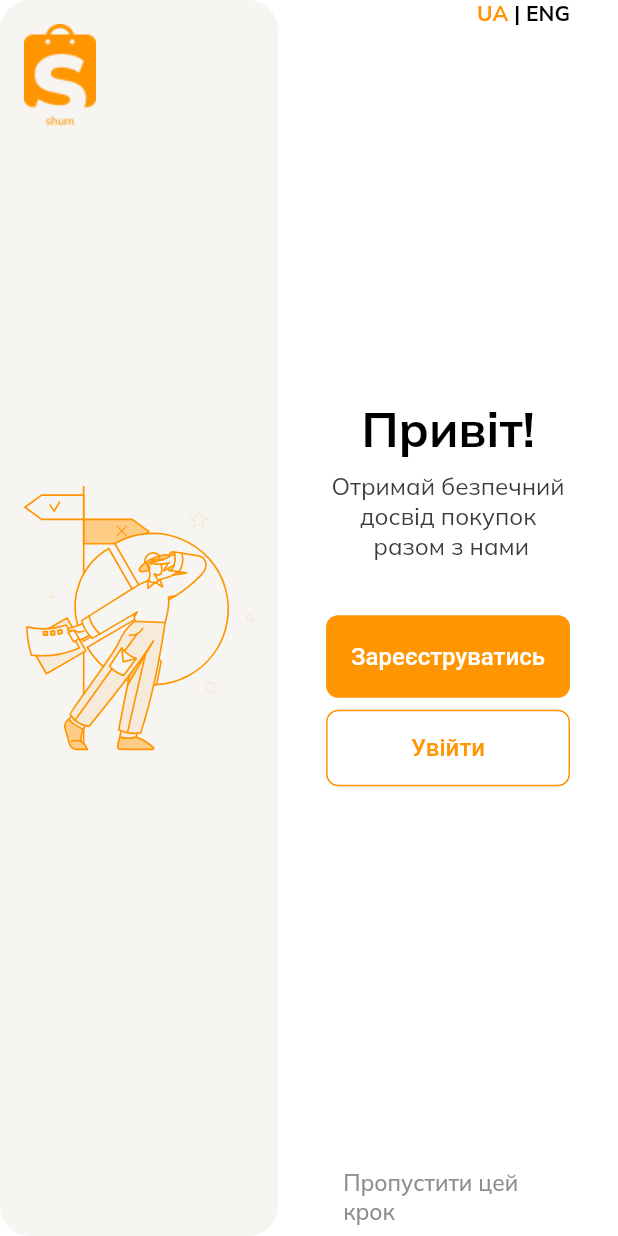
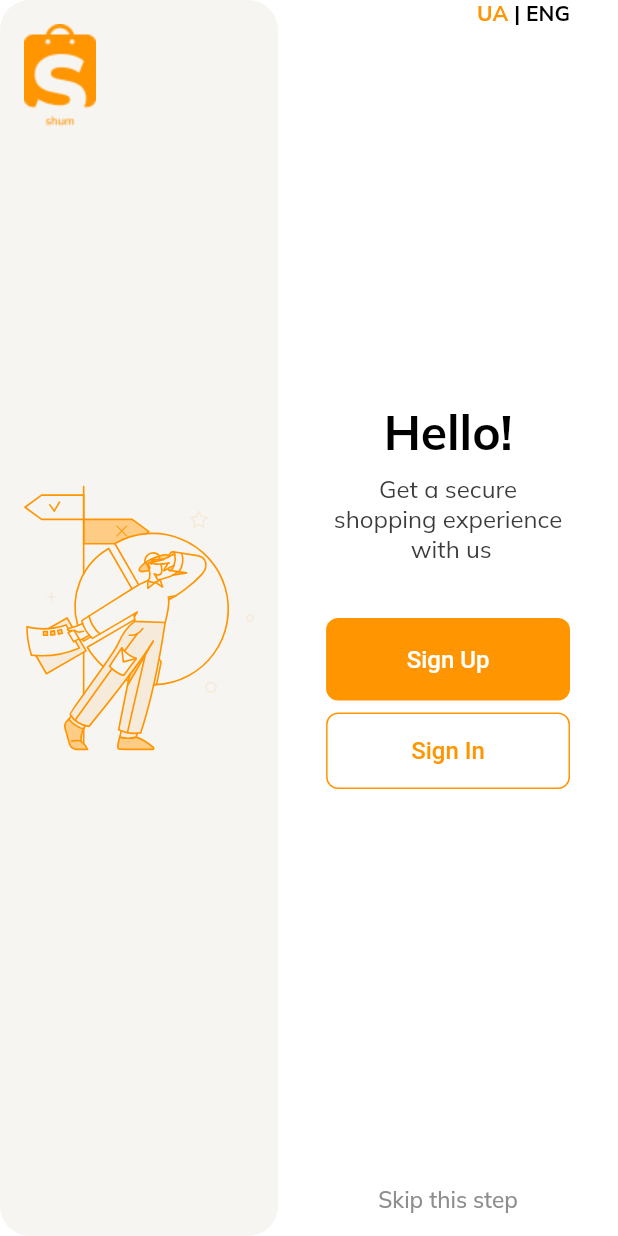
Before and after one commit to alexsukhrin/marketplace-ui, a Flutter app: the Desktop screen opened directly, after a tap on "ENG", on a phone screen of 412 x 824 dp. Run offline on Flutter 3.47's test engine with Material 3 defaults, Android fonts, the light colour scheme and no system bars; our stand-ins replace dropdown_button2, file_picker, flutter_riverpod, flutter_secure_storage, flutter_svg, google_fonts and 1 more; accounts and stored records are empty; network calls fail; project files that could hold a hidden picture were left out.

Commit message:
feat: add working language switching for main UI
✅ Welcome Screen - WORKING:
- Welcome title/subtitle now switches UK/EN
- Action buttons (Sign Up, Sign In) localized
- Skip step text changes with language

✅ Main AppBar - WORKING:
- Sign In button changes language
- Download App button localized

✅ Language System:
- Extended AppLocalizations with registration fields
- Added proper provider integration to widgets
- ConsumerWidget pattern implemented

🔄 Currently shows language switching on:
- Welcome screen buttons
- AppBar authentication buttons
- All text updates in real-time

Next: Continue with registration form localization

```diff
--- a/lib/src/localization/app_localizations.dart
+++ b/lib/src/localization/app_localizations.dart
@@ -71,6 +71,20 @@ class AppLocalizations {
       _localizedValues[locale.languageCode]!['welcome_subtitle']!;
   String get getStarted =>
       _localizedValues[locale.languageCode]!['get_started']!;
+  String get skipStep =>
+      _localizedValues[locale.languageCode]!['skip_step']!;
+  String get downloadApp =>
+      _localizedValues[locale.languageCode]!['download_app']!;
+
+  // === РЕЄСТРАЦІЯ ===
+  String get yourName => _localizedValues[locale.languageCode]!['your_name']!;
+  String get yourSurname => _localizedValues[locale.languageCode]!['your_surname']!;
+  String get yourEmail => _localizedValues[locale.languageCode]!['your_email']!;
+  String get enterName => _localizedValues[locale.languageCode]!['enter_name']!;
+  String get enterSurname => _localizedValues[locale.languageCode]!['enter_surname']!;
+  String get enterEmail => _localizedValues[locale.languageCode]!['enter_email']!;
+  String get enterPassword => _localizedValues[locale.languageCode]!['enter_password']!;
+  String get enterPasswordAgain => _localizedValues[locale.languageCode]!['enter_password_again']!;
 
   /// Словник перекладів
   static const Map<String, Map<String, String>> _localizedValues = {
@@ -113,9 +127,21 @@ class AppLocalizations {
       'profile': 'Профіль',
 
       // Вітальний екран
-      'welcome_title': 'Ласкаво просимо до SHUM',
-      'welcome_subtitle': 'Ваш новий маркетплейс',
+      'welcome_title': 'Привіт!',
+      'welcome_subtitle': 'Отримай безпечний досвід покупок\n разом з нами',
       'get_started': 'Почати',
+      'skip_step': 'Пропустити цей крок',
+      'download_app': 'Завантажити застосунок',
+
+      // Реєстрація
+      'your_name': 'Ваше ім\'я',
+      'your_surname': 'Ваше прізвище',
+      'your_email': 'Ваша пошта',
+      'enter_name': 'Введіть ім\'я',
+      'enter_surname': 'Введіть прізвище',
+      'enter_email': 'Введіть пошту',
+      'enter_password': 'Введіть пароль',
+      'enter_password_again': 'Введіть пароль повторно',
     },
     'en': {
       // General
@@ -156,9 +182,21 @@ class AppLocalizations {
       'profile': 'Profile',
 
       // Welcome screen
-      'welcome_title': 'Welcome to SHUM',
-      'welcome_subtitle': 'Your new marketplace',
+      'welcome_title': 'Hello!',
+      'welcome_subtitle': 'Get a secure shopping experience\n with us',
       'get_started': 'Get Started',
+      'skip_step': 'Skip this step',
+      'download_app': 'Download App',
+
+      // Registration
+      'your_name': 'Your Name',
+      'your_surname': 'Your Surname',
+      'your_email': 'Your Email',
+      'enter_name': 'Enter name',
+      'enter_surname': 'Enter surname',
+      'enter_email': 'Enter email',
+      'enter_password': 'Enter password',
+      'enter_password_again': 'Enter password again',
     },
   };
 }
--- a/lib/src/ui/screens/registration/registration_page.dart
+++ b/lib/src/ui/screens/registration/registration_page.dart
@@ -2,6 +2,8 @@ import 'package:flutter/material.dart';
 import 'package:flutter_application_1/constants/colors.dart';
 import 'package:flutter_application_1/src/ui/screens/login/login_page.dart';
 import 'package:flutter_application_1/src/ui/widgets/shared_widgets/language_selector.dart';
+import 'package:flutter_riverpod/flutter_riverpod.dart';
+import '../../../localization/app_localizations.dart';
 
 import '../../../exceptions/email_already_registered_exception.dart';
 import '../../../services/auth_service.dart';
@@ -11,14 +13,14 @@ import '../../widgets/auth_widgets/auth_field.dart';
 import '../../../utils/validators.dart';
 import '../../widgets/loading_dialog.dart';
 
-class RegistrationPage extends StatefulWidget {
+class RegistrationPage extends ConsumerStatefulWidget {
   const RegistrationPage({super.key});
 
   @override
   RegistrationPageState createState() => RegistrationPageState();
 }
 
-class RegistrationPageState extends State<RegistrationPage> {
+class RegistrationPageState extends ConsumerState<RegistrationPage> {
   String? _emailError;
   final _formKey = GlobalKey<FormState>();
 
@@ -122,6 +124,7 @@ class RegistrationPageState extends State<RegistrationPage> {
 
   @override
   Widget build(BuildContext context) {
+    final l10n = AppLocalizations.of(context);
     return Scaffold(
       body: Center(
         child: ConstrainedBox(
--- a/lib/src/ui/screens/welcome_page_screens/welcome_screen.dart
+++ b/lib/src/ui/screens/welcome_page_screens/welcome_screen.dart
@@ -9,11 +9,11 @@ import '../../../localization/app_localizations.dart';
 import '../../widgets/responsive/responsive_design.dart';
 import '../../widgets/welcome_page_widgets/left_section.dart';
 
-class WelcomeScreen extends StatelessWidget {
+class WelcomeScreen extends ConsumerWidget {
   const WelcomeScreen({super.key});
 
   @override
-  Widget build(BuildContext context) {
+  Widget build(BuildContext context, WidgetRef ref) {
     return const Scaffold(
       body: TResponsiveWidget(
           desktop: Padding(
@@ -26,11 +26,12 @@ class WelcomeScreen extends StatelessWidget {
   }
 }
 
-class Desktop extends StatelessWidget {
+class Desktop extends ConsumerWidget {
   const Desktop({super.key});
 
   @override
-  Widget build(BuildContext context) {
+  Widget build(BuildContext context, WidgetRef ref) {
+    final l10n = AppLocalizations.of(context);
     return Scaffold(
       body: Row(
         children: [
@@ -53,7 +54,7 @@ class Desktop extends StatelessWidget {
                       const WelcomeText(),
                       const SizedBox(height: 36),
                       CustomButton(
-                        text: "Зареєструватись",
+                        text: l10n.signUp,
                         onPressed: () {
                           Navigator.pushNamed(context, '/registration');
                         },
@@ -62,7 +63,7 @@ class Desktop extends StatelessWidget {
                       ),
                       const SizedBox(height: 8),
                       CustomButton(
-                        text: "Увійти",
+                        text: l10n.signIn,
                         onPressed: () {
                           Navigator.pushNamed(context, '/login');
                         },
@@ -78,9 +79,9 @@ class Desktop extends StatelessWidget {
                     onPressed: () {
                       Navigator.pushNamed(context, '/main');
                     },
-                    child: const Text(
-                      'Пропустити цей крок',
-                      style: TextStyle(
+                    child: Text(
+                      l10n.skipStep,
+                      style: const TextStyle(
                         color: Color(0xFF8E8E8E),
                         fontSize: 15,
                         decoration: TextDecoration.none,
@@ -107,11 +108,11 @@ class Tablet extends StatelessWidget {
   }
 }
 
-class Mobile extends StatelessWidget {
+class Mobile extends ConsumerWidget {
   const Mobile({super.key});
 
   @override
-  Widget build(BuildContext context) {
+  Widget build(BuildContext context, WidgetRef ref) {
     return Scaffold(
       appBar: AppBar(
         backgroundColor: AppTheme.backgroundColorWhite,
@@ -204,26 +205,28 @@ class Mobile extends StatelessWidget {
   }
 }
 
-class WelcomeText extends StatelessWidget {
+class WelcomeText extends ConsumerWidget {
   const WelcomeText({super.key});
 
   @override
-  Widget build(BuildContext context) {
-    return const Column(
+  Widget build(BuildContext context, WidgetRef ref) {
+    final l10n = AppLocalizations.of(context);
+
+    return Column(
       crossAxisAlignment: CrossAxisAlignment.center,
       children: [
         Text(
-          "Привіт!",
-          style: TextStyle(
+          l10n.welcomeTitle,
+          style: const TextStyle(
             fontSize: 32,
             fontWeight: FontWeight.bold,
           ),
         ),
-        SizedBox(height: 8),
+        const SizedBox(height: 8),
         Text(
-          "Отримай безпечний досвід покупок\n разом з нами",
+          l10n.welcomeSubtitle,
           textAlign: TextAlign.center,
-          style: TextStyle(
+          style: const TextStyle(
             fontSize: 16,
             color: AppTheme.lightBodyColor,
           ),
--- a/lib/src/ui/widgets/main_screen_widgets/desktop/appbar_buttons.dart
+++ b/lib/src/ui/widgets/main_screen_widgets/desktop/appbar_buttons.dart
@@ -1,12 +1,15 @@
 import 'package:flutter/material.dart';
+import 'package:flutter_riverpod/flutter_riverpod.dart';
 import '../../../../utils/auth_validator.dart';
 import '../../../themes/app_theme.dart';
+import '../../../../localization/app_localizations.dart';
 
-class MainAuthButtons extends StatelessWidget {
+class MainAuthButtons extends ConsumerWidget {
   const MainAuthButtons({super.key});
 
   @override
-  Widget build(BuildContext context) {
+  Widget build(BuildContext context, WidgetRef ref) {
+    final l10n = AppLocalizations.of(context);
     return TokenBasedWidget(
       child: Row(
         children: [
@@ -20,7 +23,7 @@ class MainAuthButtons extends StatelessWidget {
                 borderRadius: BorderRadius.circular(8),
               ),
             ),
-            child: const Text('Увійти'),
+            child: Text(l10n.signIn),
           ),
           const SizedBox(width: 8),
           OutlinedButton(
@@ -31,9 +34,9 @@ class MainAuthButtons extends StatelessWidget {
                 borderRadius: BorderRadius.circular(8),
               ),
             ),
-            child: const Text(
-              'Завантажити застосунок',
-              style: TextStyle(color: AppTheme.linkTextColor),
+            child: Text(
+              l10n.downloadApp,
+              style: const TextStyle(color: AppTheme.linkTextColor),
             ),
           ),
         ],
```
